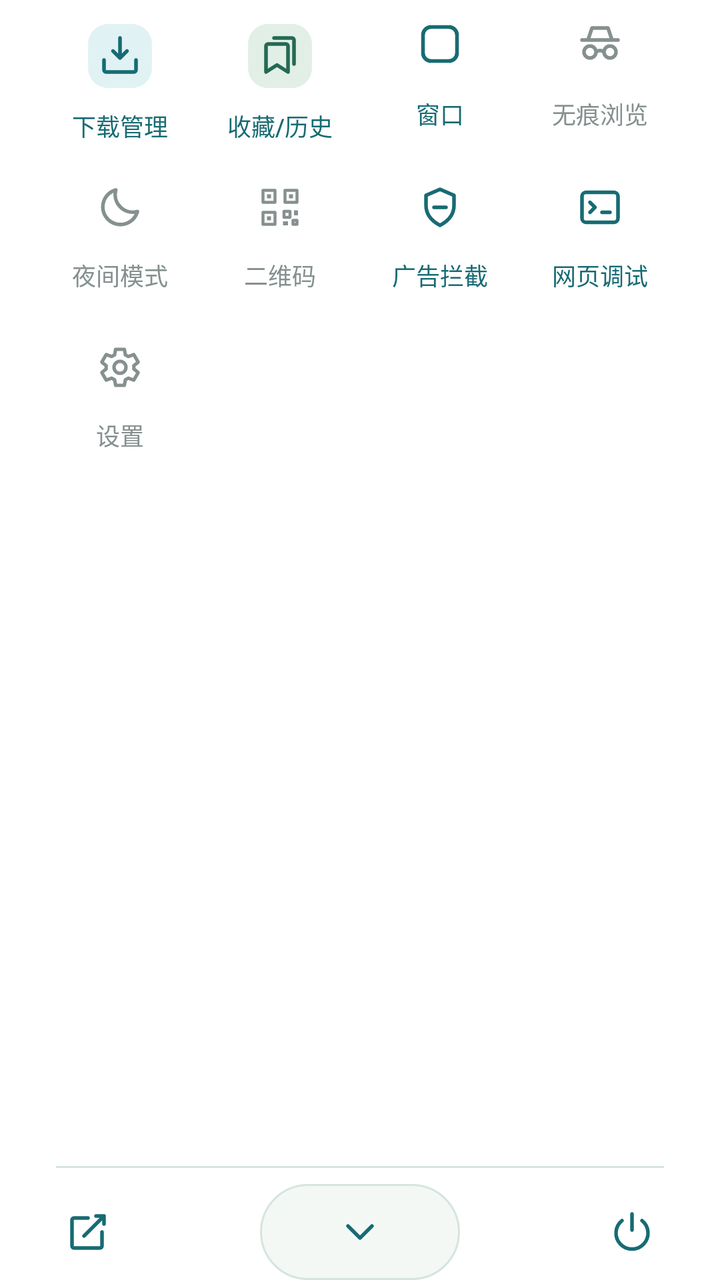
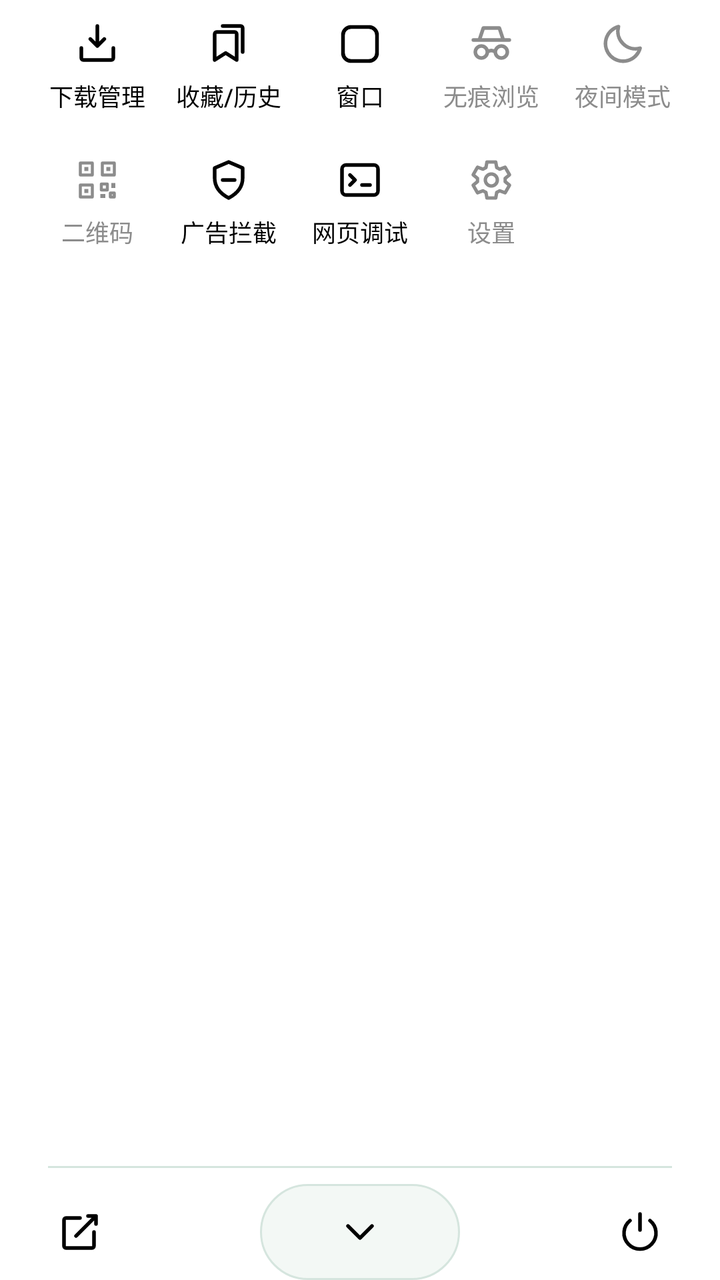

Before-and-after screenshots of an Android layout around one commit, followed by the original layout XML and the change that was made.
<!-- AndroidManifest.xml: application theme Theme.LiteSail -->
<!-- res/layout/view_browser_menu.xml -->
<?xml version="1.0" encoding="utf-8"?>
<LinearLayout xmlns:android="http://schemas.android.com/apk/res/android"
    android:layout_width="match_parent"
    android:layout_height="wrap_content"
    android:orientation="vertical"
    android:paddingHorizontal="20dp">

    <ScrollView
        android:layout_width="match_parent"
        android:layout_height="0dp"
        android:layout_weight="1"
        android:overScrollMode="ifContentScrolls"
        android:scrollbars="vertical">

        <GridLayout
            android:layout_width="match_parent"
            android:layout_height="wrap_content"
            android:columnCount="4"
            android:orientation="horizontal">

            <Button
                android:id="@+id/open_downloads"
                style="@style/Widget.LiteSail.BrowserMenuAction"
                android:drawableTop="@drawable/ic_menu_downloads"
                android:text="@string/browser_menu_downloads" />

            <Button
                android:id="@+id/open_library"
                style="@style/Widget.LiteSail.BrowserMenuAction"
                android:drawableTop="@drawable/ic_menu_library"
                android:text="@string/browser_menu_library" />

            <Button
                android:id="@+id/open_windows"
                style="@style/Widget.LiteSail.BrowserMenuAction"
                android:drawableTop="@drawable/ic_toolbar_window"
                android:text="@string/browser_windows" />

            <Button
                android:id="@+id/toggle_incognito"
                style="@style/Widget.LiteSail.BrowserMenuAction"
                android:drawableTint="@color/browser_toolbar_icon"
                android:drawableTop="@drawable/ic_menu_incognito"
                android:enabled="false"
                android:text="@string/browser_menu_incognito" />

            <TextView
                style="@style/Widget.LiteSail.BrowserMenuItem"
                android:drawableTint="@color/browser_toolbar_icon"
                android:drawableTop="@drawable/ic_menu_night_mode"
                android:enabled="false"
                android:text="@string/browser_menu_night_mode" />

            <Button
                android:id="@+id/page_qr_code"
                style="@style/Widget.LiteSail.BrowserMenuAction"
                android:drawableTint="@color/browser_toolbar_icon"
                android:drawableTop="@drawable/ic_menu_qr_code"
                android:enabled="false"
                android:text="@string/browser_page_qr_code" />

            <ToggleButton
                android:id="@+id/ad_block"
                style="@style/Widget.LiteSail.BrowserMenuToggle"
                android:drawableTop="@drawable/ic_menu_ad_block"
                android:textOff="@string/browser_menu_ad_block"
                android:textOn="@string/browser_menu_ad_block" />

            <ToggleButton
                android:id="@+id/web_debug"
                style="@style/Widget.LiteSail.BrowserMenuToggle"
                android:drawableTop="@drawable/ic_menu_debug"
                android:textOff="@string/browser_menu_web_debug"
                android:textOn="@string/browser_menu_web_debug" />

            <Button
                android:id="@+id/open_settings"
                style="@style/Widget.LiteSail.BrowserMenuAction"
                android:drawableTint="@color/browser_toolbar_icon"
                android:drawableTop="@drawable/ic_menu_settings"
                android:enabled="false"
                android:text="@string/browser_menu_settings" />
        </GridLayout>
    </ScrollView>

    <View
        android:layout_width="match_parent"
        android:layout_height="1dp"
        android:layout_marginHorizontal="8dp"
        android:layout_marginTop="10dp"
        android:background="@color/start_page_search_border"
        android:importantForAccessibility="no" />

    <FrameLayout
        android:layout_width="match_parent"
        android:layout_height="wrap_content"
        android:layout_marginTop="8dp">

        <ImageButton
            android:layout_width="48dp"
            android:layout_height="48dp"
            android:layout_gravity="start"
            android:background="@android:color/transparent"
            android:contentDescription="@string/browser_menu_share"
            android:enabled="false"
            android:padding="0dp"
            android:scaleType="center"
            android:src="@drawable/ic_menu_share"
            android:tint="@color/browser_toolbar_icon" />

        <ImageButton
            android:id="@+id/close_menu"
            android:layout_width="100dp"
            android:layout_height="48dp"
            android:layout_gravity="center"
            android:background="@drawable/browser_address_background"
            android:contentDescription="@string/browser_menu_close"
            android:padding="0dp"
            android:scaleType="center"
            android:src="@drawable/ic_menu_close" />

        <ImageButton
            android:id="@+id/exit_browser"
            android:layout_width="48dp"
            android:layout_height="48dp"
            android:layout_gravity="end"
            android:background="?android:attr/selectableItemBackgroundBorderless"
            android:contentDescription="@string/browser_menu_exit"
            android:padding="0dp"
            android:scaleType="center"
            android:src="@drawable/ic_menu_exit"
            android:tooltipText="@string/browser_menu_exit" />
    </FrameLayout>
</LinearLayout>
<!-- resources referenced by this layout -->
<resources>
  <!-- drawable ic_menu_downloads (drawable) -->
  <?xml version="1.0" encoding="utf-8"?>
  <vector xmlns:android="http://schemas.android.com/apk/res/android"
      android:width="36dp"
      android:height="36dp"
      android:viewportWidth="36"
      android:viewportHeight="36">
      <path
          android:fillColor="#E0F2F4"
          android:pathData="M12,2 H24 A10,10 0,0 1,34 12 V24 A10,10 0,0 1,24 34 H12 A10,10 0,0 1,2 24 V12 A10,10 0,0 1,12 2 Z" />
      <path
          android:pathData="M18,9 V19 M14.5,15.5 L18,19 L21.5,15.5 M10,20 V25 A1,1 0,0 0,11 26 H25 A1,1 0,0 0,26 25 V20"
          android:strokeColor="#176B73"
          android:strokeLineCap="round"
          android:strokeLineJoin="round"
          android:strokeWidth="1.8" />
  </vector>
  <!-- drawable ic_menu_library (drawable) -->
  <?xml version="1.0" encoding="utf-8"?>
  <vector xmlns:android="http://schemas.android.com/apk/res/android"
      android:width="36dp"
      android:height="36dp"
      android:viewportWidth="36"
      android:viewportHeight="36">
      <path
          android:fillColor="#E1EFE7"
          android:pathData="M12,2 H24 A10,10 0,0 1,34 12 V24 A10,10 0,0 1,24 34 H12 A10,10 0,0 1,2 24 V12 A10,10 0,0 1,12 2 Z" />
      <path
          android:pathData="M12,12 H21 A1,1 0,0 1,22 13 V26 L16.5,22.5 L11,26 V13 A1,1 0,0 1,12 12 Z M15,9 H24 A1,1 0,0 1,25 10 V22"
          android:strokeColor="#246953"
          android:strokeLineCap="round"
          android:strokeLineJoin="round"
          android:strokeWidth="1.8" />
  </vector>
  <string name="browser_menu_ad_block">广告拦截</string>
  <string name="browser_menu_close">收起菜单</string>
  <string name="browser_menu_exit">退出</string>
  <string name="browser_menu_incognito">无痕浏览</string>
  <string name="browser_menu_library">收藏/历史</string>
  <string name="browser_menu_settings">设置</string>
  <string name="browser_menu_share">分享网页</string>
  <string name="browser_menu_web_debug">网页调试</string>
  <string name="browser_page_qr_code">二维码</string>
  <string name="browser_windows">窗口</string>
  <style name="Widget.LiteSail.BrowserMenuItem" parent="android:style/Widget.Material.TextView">
          <item name="android:layout_width">0dp</item>
          <item name="android:layout_height">wrap_content</item>
          <item name="android:layout_columnWeight">1</item>
          <item name="android:layout_gravity">fill</item>
          <item name="android:drawablePadding">8dp</item>
          <item name="android:gravity">center</item>
          <item name="android:minHeight">80dp</item>
          <item name="android:paddingHorizontal">2dp</item>
          <item name="android:paddingVertical">10dp</item>
          <item name="android:textColor">@color/browser_toolbar_icon</item>
          <item name="android:textSize">12sp</item>
      </style>
  <style name="Widget.LiteSail.BrowserMenuToggle" parent="Widget.LiteSail.BrowserMenuAction">
          <item name="android:background">@drawable/browser_menu_toggle_background</item>
      </style>
  <color name="start_page_background">#F3F8F5</color>
  <color name="start_page_accent">#176B73</color>
  <!-- drawable browser_menu_toggle_background (drawable) -->
  <?xml version="1.0" encoding="utf-8"?>
  <ripple xmlns:android="http://schemas.android.com/apk/res/android"
      android:color="@color/start_page_search_ripple">
      <item>
          <selector>
              <item android:state_checked="true">
                  <shape>
                      <corners android:radius="14dp" />
                      <solid android:color="@color/start_page_glow" />
                      <stroke android:width="1dp" android:color="@color/start_page_accent" />
                  </shape>
              </item>
              <item android:drawable="@android:color/transparent" />
          </selector>
      </item>
      <item android:id="@android:id/mask">
          <shape>
              <corners android:radius="14dp" />
              <solid android:color="@android:color/white" />
          </shape>
      </item>
  </ripple>
  <color name="start_page_glow">#D8EEE5</color>
  <!-- unchanged entries left out for length: 18 -->
</resources>

<!-- the commit's change to res/layout/view_browser_menu.xml (unified diff, before → after) -->
@@ -3,7 +3,7 @@
     android:layout_width="match_parent"
     android:layout_height="wrap_content"
     android:orientation="vertical"
-    android:paddingHorizontal="20dp">
+    android:paddingHorizontal="16dp">
 
     <ScrollView
         android:layout_width="match_parent"
@@ -15,19 +15,19 @@
         <GridLayout
             android:layout_width="match_parent"
             android:layout_height="wrap_content"
-            android:columnCount="4"
+            android:columnCount="5"
             android:orientation="horizontal">
 
             <Button
                 android:id="@+id/open_downloads"
                 style="@style/Widget.LiteSail.BrowserMenuAction"
-                android:drawableTop="@drawable/ic_menu_downloads"
+                android:drawableTop="@drawable/ic_browser_menu_downloads"
                 android:text="@string/browser_menu_downloads" />
 
             <Button
                 android:id="@+id/open_library"
                 style="@style/Widget.LiteSail.BrowserMenuAction"
-                android:drawableTop="@drawable/ic_menu_library"
+                android:drawableTop="@drawable/ic_browser_menu_library"
                 android:text="@string/browser_menu_library" />
 
             <Button
@@ -36,17 +36,16 @@
                 android:drawableTop="@drawable/ic_toolbar_window"
                 android:text="@string/browser_windows" />
 
-            <Button
+            <ToggleButton
                 android:id="@+id/toggle_incognito"
                 style="@style/Widget.LiteSail.BrowserMenuAction"
-                android:drawableTint="@color/browser_toolbar_icon"
                 android:drawableTop="@drawable/ic_menu_incognito"
                 android:enabled="false"
-                android:text="@string/browser_menu_incognito" />
+                android:textOff="@string/browser_menu_incognito"
+                android:textOn="@string/browser_incognito_exit" />
 
             <TextView
                 style="@style/Widget.LiteSail.BrowserMenuItem"
-                android:drawableTint="@color/browser_toolbar_icon"
                 android:drawableTop="@drawable/ic_menu_night_mode"
                 android:enabled="false"
                 android:text="@string/browser_menu_night_mode" />
@@ -54,21 +53,20 @@
             <Button
                 android:id="@+id/page_qr_code"
                 style="@style/Widget.LiteSail.BrowserMenuAction"
-                android:drawableTint="@color/browser_toolbar_icon"
                 android:drawableTop="@drawable/ic_menu_qr_code"
                 android:enabled="false"
                 android:text="@string/browser_page_qr_code" />
 
             <ToggleButton
                 android:id="@+id/ad_block"
-                style="@style/Widget.LiteSail.BrowserMenuToggle"
+                style="@style/Widget.LiteSail.BrowserMenuAction"
                 android:drawableTop="@drawable/ic_menu_ad_block"
                 android:textOff="@string/browser_menu_ad_block"
                 android:textOn="@string/browser_menu_ad_block" />
 
             <ToggleButton
                 android:id="@+id/web_debug"
-                style="@style/Widget.LiteSail.BrowserMenuToggle"
+                style="@style/Widget.LiteSail.BrowserMenuAction"
                 android:drawableTop="@drawable/ic_menu_debug"
                 android:textOff="@string/browser_menu_web_debug"
                 android:textOn="@string/browser_menu_web_debug" />
@@ -76,7 +74,6 @@
             <Button
                 android:id="@+id/open_settings"
                 style="@style/Widget.LiteSail.BrowserMenuAction"
-                android:drawableTint="@color/browser_toolbar_icon"
                 android:drawableTop="@drawable/ic_menu_settings"
                 android:enabled="false"
                 android:text="@string/browser_menu_settings" />
@@ -97,16 +94,16 @@
         android:layout_marginTop="8dp">
 
         <ImageButton
+            android:id="@+id/share_page"
             android:layout_width="48dp"
             android:layout_height="48dp"
             android:layout_gravity="start"
             android:background="@android:color/transparent"
             android:contentDescription="@string/browser_menu_share"
-            android:enabled="false"
             android:padding="0dp"
             android:scaleType="center"
             android:src="@drawable/ic_menu_share"
-            android:tint="@color/browser_toolbar_icon" />
+            android:tint="@color/browser_menu_foreground" />
 
         <ImageButton
             android:id="@+id/close_menu"
@@ -117,7 +114,8 @@
             android:contentDescription="@string/browser_menu_close"
             android:padding="0dp"
             android:scaleType="center"
-            android:src="@drawable/ic_menu_close" />
+            android:src="@drawable/ic_menu_close"
+            android:tint="@color/browser_menu_foreground" />
 
         <ImageButton
             android:id="@+id/exit_browser"
@@ -129,6 +127,7 @@
             android:padding="0dp"
             android:scaleType="center"
             android:src="@drawable/ic_menu_exit"
+            android:tint="@color/browser_menu_foreground"
             android:tooltipText="@string/browser_menu_exit" />
     </FrameLayout>
 </LinearLayout>
<!-- resource entries referenced after the edit -->
@@ -1,39 +1,34 @@
 <!-- resources referenced by this layout -->
 <resources>
-  <!-- drawable ic_menu_downloads (drawable) -->
+  <!-- drawable ic_browser_menu_downloads (drawable) -->
   <?xml version="1.0" encoding="utf-8"?>
   <vector xmlns:android="http://schemas.android.com/apk/res/android"
-      android:width="36dp"
-      android:height="36dp"
-      android:viewportWidth="36"
-      android:viewportHeight="36">
+      android:width="24dp"
+      android:height="24dp"
+      android:viewportWidth="24"
+      android:viewportHeight="24">
       <path
-          android:fillColor="#E0F2F4"
-          android:pathData="M12,2 H24 A10,10 0,0 1,34 12 V24 A10,10 0,0 1,24 34 H12 A10,10 0,0 1,2 24 V12 A10,10 0,0 1,12 2 Z" />
-      <path
-          android:pathData="M18,9 V19 M14.5,15.5 L18,19 L21.5,15.5 M10,20 V25 A1,1 0,0 0,11 26 H25 A1,1 0,0 0,26 25 V20"
-          android:strokeColor="#176B73"
+          android:pathData="M12,3 V13 M8.5,9.5 L12,13 L15.5,9.5 M4,14 V19 A1,1 0,0 0,5 20 H19 A1,1 0,0 0,20 19 V14"
+          android:strokeColor="@android:color/black"
           android:strokeLineCap="round"
           android:strokeLineJoin="round"
           android:strokeWidth="1.8" />
   </vector>
-  <!-- drawable ic_menu_library (drawable) -->
+  <!-- drawable ic_browser_menu_library (drawable) -->
   <?xml version="1.0" encoding="utf-8"?>
   <vector xmlns:android="http://schemas.android.com/apk/res/android"
-      android:width="36dp"
-      android:height="36dp"
-      android:viewportWidth="36"
-      android:viewportHeight="36">
+      android:width="24dp"
+      android:height="24dp"
+      android:viewportWidth="24"
+      android:viewportHeight="24">
       <path
-          android:fillColor="#E1EFE7"
-          android:pathData="M12,2 H24 A10,10 0,0 1,34 12 V24 A10,10 0,0 1,24 34 H12 A10,10 0,0 1,2 24 V12 A10,10 0,0 1,12 2 Z" />
-      <path
-          android:pathData="M12,12 H21 A1,1 0,0 1,22 13 V26 L16.5,22.5 L11,26 V13 A1,1 0,0 1,12 12 Z M15,9 H24 A1,1 0,0 1,25 10 V22"
-          android:strokeColor="#246953"
+          android:pathData="M6,6 H15 A1,1 0,0 1,16 7 V20 L10.5,16.5 L5,20 V7 A1,1 0,0 1,6 6 Z M9,3 H18 A1,1 0,0 1,19 4 V16"
+          android:strokeColor="@android:color/black"
           android:strokeLineCap="round"
           android:strokeLineJoin="round"
           android:strokeWidth="1.8" />
   </vector>
+  <string name="browser_incognito_exit">退出无痕</string>
   <string name="browser_menu_ad_block">广告拦截</string>
   <string name="browser_menu_close">收起菜单</string>
   <string name="browser_menu_exit">退出</string>
@@ -49,43 +44,20 @@
           <item name="android:layout_height">wrap_content</item>
           <item name="android:layout_columnWeight">1</item>
           <item name="android:layout_gravity">fill</item>
-          <item name="android:drawablePadding">8dp</item>
-          <item name="android:gravity">center</item>
-          <item name="android:minHeight">80dp</item>
-          <item name="android:paddingHorizontal">2dp</item>
-          <item name="android:paddingVertical">10dp</item>
-          <item name="android:textColor">@color/browser_toolbar_icon</item>
+          <item name="android:layout_margin">1dp</item>
+          <item name="android:layout_marginTop">2dp</item>
+          <item name="android:layout_marginBottom">2dp</item>
+          <item name="android:drawablePadding">5dp</item>
+          <item name="android:drawableTint">@color/browser_menu_foreground</item>
+          <item name="android:gravity">top|center_horizontal</item>
+          <item name="android:minHeight">64dp</item>
+          <item name="android:paddingHorizontal">1dp</item>
+          <item name="android:paddingVertical">8dp</item>
+          <item name="android:textColor">@color/browser_menu_foreground</item>
           <item name="android:textSize">12sp</item>
-      </style>
-  <style name="Widget.LiteSail.BrowserMenuToggle" parent="Widget.LiteSail.BrowserMenuAction">
-          <item name="android:background">@drawable/browser_menu_toggle_background</item>
       </style>
   <color name="start_page_background">#F3F8F5</color>
   <color name="start_page_accent">#176B73</color>
-  <!-- drawable browser_menu_toggle_background (drawable) -->
-  <?xml version="1.0" encoding="utf-8"?>
-  <ripple xmlns:android="http://schemas.android.com/apk/res/android"
-      android:color="@color/start_page_search_ripple">
-      <item>
-          <selector>
-              <item android:state_checked="true">
-                  <shape>
-                      <corners android:radius="14dp" />
-                      <solid android:color="@color/start_page_glow" />
-                      <stroke android:width="1dp" android:color="@color/start_page_accent" />
-                  </shape>
-              </item>
-              <item android:drawable="@android:color/transparent" />
-          </selector>
-      </item>
-      <item android:id="@android:id/mask">
-          <shape>
-              <corners android:radius="14dp" />
-              <solid android:color="@android:color/white" />
-          </shape>
-      </item>
-  </ripple>
-  <color name="start_page_glow">#D8EEE5</color>
   <!-- unchanged entries left out for length: 18 -->
 </resources>
 
